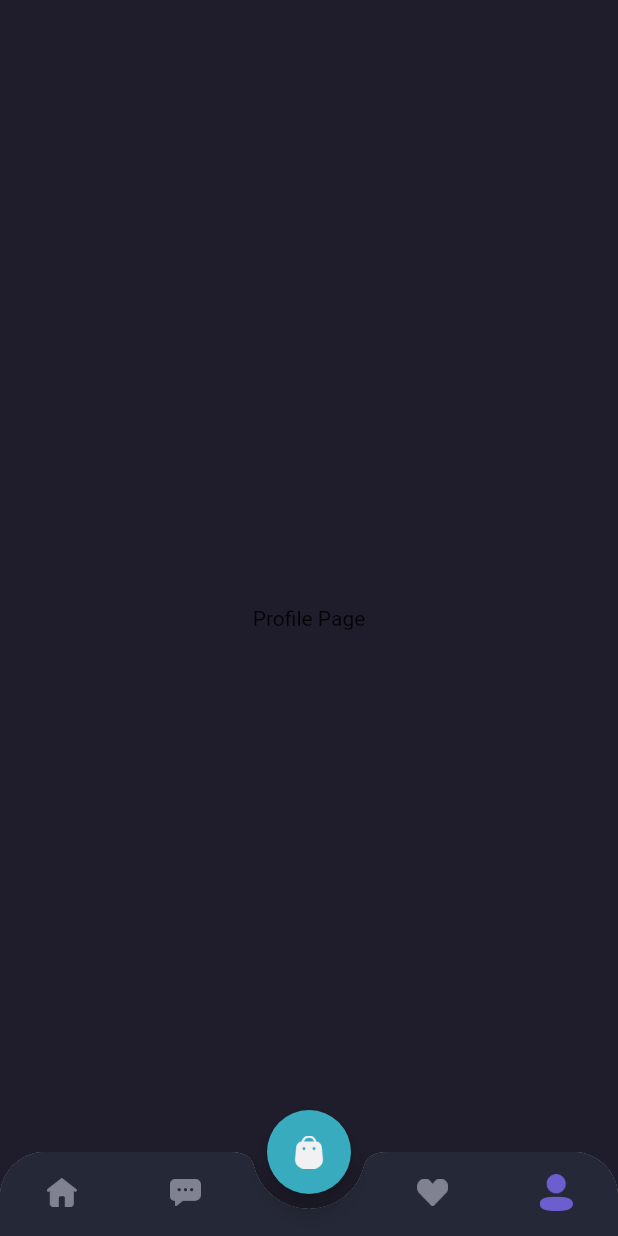
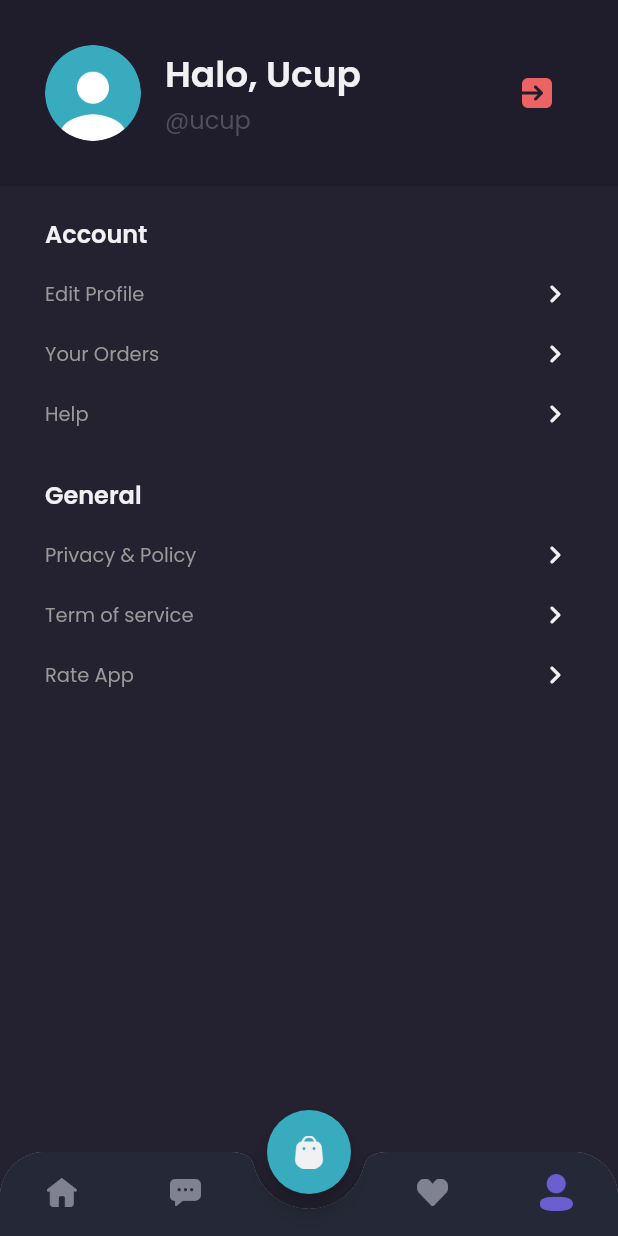
Before and after one commit to Urcane/shamo-apps, a Flutter app: the MainPage screen opened by its route, item 5 of the bottom bar chosen, on a phone screen of 412 x 824 dp. Run offline on Flutter 3.47's test engine with Material 2 defaults, Android fonts, the phone set to English and light mode, and no system bars; our stand-ins replace google_fonts; accounts and stored records are empty.

Commit message:
slicing: profile page

```diff
--- a/lib/main.dart
+++ b/lib/main.dart
@@ -1,6 +1,7 @@
 import 'package:flutter/material.dart';
 import 'package:provider/provider.dart';
 import 'package:shamo/pages/detail_chat_page.dart';
+import 'package:shamo/pages/edit_profile_page.dart';
 import 'package:shamo/pages/home/main_page.dart';
 import 'package:shamo/pages/sign_in_page.dart';
 import 'package:shamo/pages/sign_up_page.dart';
@@ -28,6 +29,7 @@ class MyApp extends StatelessWidget {
           "/sign-up": (context) => SignUpPage(),
           "/home": (context) => MainPage(),
           "/detail-chat": (context) => DetailChatPage(),
+          "/edit-profile": (context) => EditProfilePage(),
         },
       ),
     );
--- a/lib/pages/home/profile_page.dart
+++ b/lib/pages/home/profile_page.dart
@@ -1,14 +1,138 @@
 import 'package:flutter/material.dart';
+import 'package:shamo/theme.dart';
 
 class ProfilePage extends StatelessWidget {
   const ProfilePage({Key? key}) : super(key: key);
 
   @override
   Widget build(BuildContext context) {
-    return Center(
-      child: Text(
-        "Profile Page",
-      ),
+    Widget _header() {
+      return AppBar(
+        backgroundColor: background1Color,
+        elevation: 0,
+        automaticallyImplyLeading: false,
+        flexibleSpace: Container(
+          margin: EdgeInsets.only(top: MediaQuery.of(context).padding.top),
+          padding: EdgeInsets.all(defaultMargin),
+          child: Row(
+            children: <Widget>[
+              ClipOval(
+                child: Image.asset(
+                  "assets/material/image_profile.png",
+                  width: 64,
+                ),
+              ),
+              SizedBox(
+                width: 16,
+              ),
+              Expanded(
+                child: Column(
+                  crossAxisAlignment: CrossAxisAlignment.start,
+                  children: <Widget>[
+                    Text(
+                      "Halo, Ucup",
+                      style: primaryTextStyle.copyWith(
+                        fontSize: 24,
+                        fontWeight: semibold,
+                      ),
+                      overflow: TextOverflow.ellipsis,
+                    ),
+                    Text(
+                      "@ucup",
+                      style: subtitleTextStyle.copyWith(fontSize: 16),
+                      overflow: TextOverflow.ellipsis,
+                    ),
+                  ],
+                ),
+              ),
+              IconButton(
+                onPressed: () {},
+                icon: Image.asset(
+                  "assets/material/exit_button.png",
+                  width: 20,
+                ),
+              ),
+            ],
+          ),
+        ),
+      );
+    }
+
+    Widget _menuItem(String text) {
+      return Container(
+        margin: EdgeInsets.only(top: 16),
+        child: Row(
+          mainAxisAlignment: MainAxisAlignment.spaceBetween,
+          children: <Widget>[
+            Text(
+              text,
+              style: secondaryTextStyle.copyWith(
+                fontSize: 13,
+              ),
+              overflow: TextOverflow.ellipsis,
+            ),
+            Icon(
+              Icons.chevron_right_rounded,
+              color: primaryTextColor,
+            )
+          ],
+        ),
+      );
+    }
+
+    Widget _content() {
+      return Expanded(
+        child: Container(
+          padding: EdgeInsets.symmetric(horizontal: defaultMargin),
+          width: double.infinity,
+          decoration: BoxDecoration(
+            color: background3Color,
+          ),
+          child: Column(
+            crossAxisAlignment: CrossAxisAlignment.start,
+            children: <Widget>[
+              SizedBox(
+                height: 20,
+              ),
+              Text(
+                "Account",
+                style: primaryTextStyle.copyWith(
+                  fontSize: 16,
+                  fontWeight: semibold,
+                ),
+              ),
+              GestureDetector(
+                child: _menuItem("Edit Profile"),
+                onTap: () {
+                  Navigator.pushNamed(context, "/edit-profile");
+                },
+              ),
+              _menuItem("Your Orders"),
+              _menuItem("Help"),
+              SizedBox(
+                height: 30,
+              ),
+              Text(
+                "General",
+                style: primaryTextStyle.copyWith(
+                  fontSize: 16,
+                  fontWeight: semibold,
+                ),
+              ),
+              _menuItem("Privacy & Policy"),
+              _menuItem("Term of service"),
+              _menuItem("Rate App"),
+            ],
+          ),
+        ),
+      );
+    }
+
+    return Column(
+      children: <Widget>[
+        _header(),
+        _content(),
+      ],
     );
   }
 }
```
Also changed, not shown: lib/pages/edit_profile_page.dart (added, +151 -0 lines).
